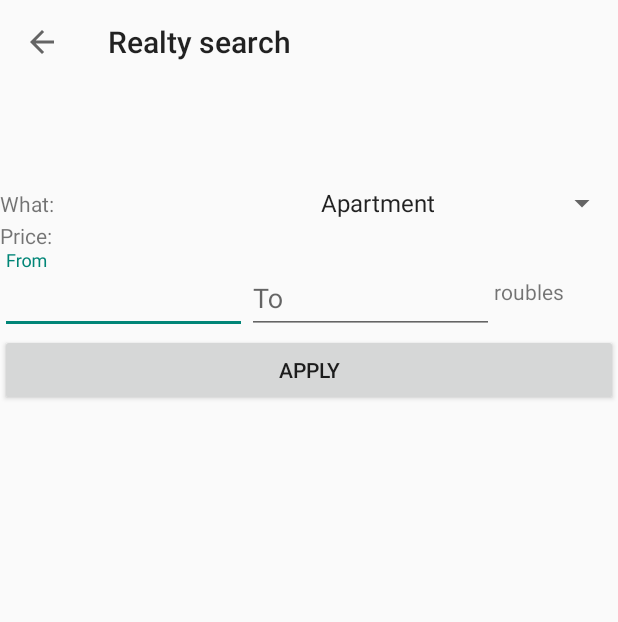
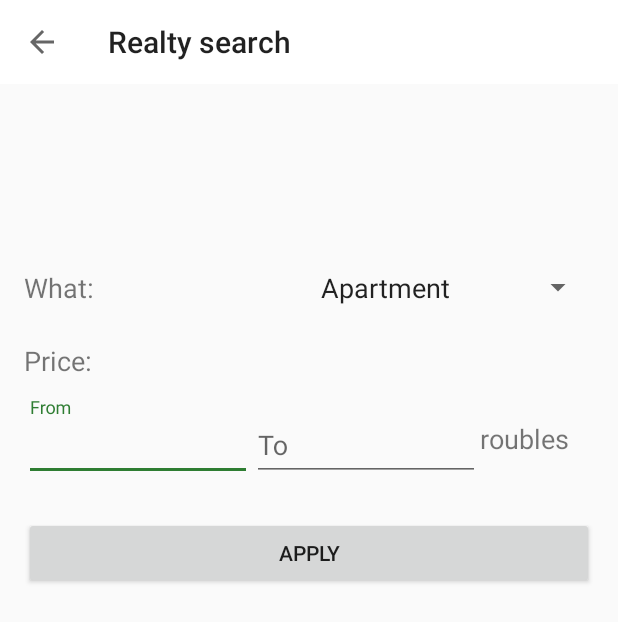
Before and after one commit to marwinxxii/android-rx-ui-sample, an Android app: the FiltersActivity screen opened directly, with no data from a screen before it, on a phone screen of 412 x 824 dp. Shown: the top 622 px of the screen. Run offline under Robolectric (Android 15) with nearby library versions, the phone set to English and light mode, and no system bars; our stand-ins replace ButterKnife; plain views replace SegmentedGroup; 6 statements that could not run were skipped.

Commit message:
Better styles for filters.

```diff
--- a/app/src/main/res/layout/view_filters.xml
+++ b/app/src/main/res/layout/view_filters.xml
@@ -1,17 +1,15 @@
 <?xml version="1.0" encoding="utf-8"?>
 <LinearLayout xmlns:android="http://schemas.android.com/apk/res/android"
-    xmlns:segmentedgroup="http://schemas.android.com/apk/res-auto"
     android:layout_width="match_parent"
     android:layout_height="match_parent"
     android:orientation="vertical">
 
     <info.hoang8f.android.segmented.SegmentedGroup
         android:id="@+id/deal_type"
+        style="@style/SegmentedGroup"
         android:layout_width="match_parent"
         android:layout_height="wrap_content"
-        android:orientation="horizontal"
-        segmentedgroup:sc_border_width="1dp"
-        segmentedgroup:sc_corner_radius="5dp">
+        android:layout_marginBottom="@dimen/filters_vert_space">
 
         <RadioButton
             android:id="@+id/deal_type_buy"
@@ -34,6 +32,7 @@
     <LinearLayout
         android:layout_width="match_parent"
         android:layout_height="wrap_content"
+        android:layout_marginBottom="@dimen/filters_vert_space"
         android:orientation="horizontal">
 
         <TextView
@@ -54,11 +53,13 @@
     <TextView
         android:layout_width="wrap_content"
         android:layout_height="wrap_content"
+        android:layout_marginBottom="@dimen/filters_vert_space_half"
         android:text="@string/price" />
 
     <LinearLayout
         android:layout_width="match_parent"
         android:layout_height="wrap_content"
+        android:layout_marginBottom="@dimen/filters_vert_space"
         android:orientation="horizontal">
 
         <android.support.design.widget.TextInputLayout
--- a/app/src/main/res/values/styles.xml
+++ b/app/src/main/res/values/styles.xml
@@ -1,6 +1,11 @@
 <resources>
 
+    <color name="primary">#4caf50</color>
+    <color name="primary_accent">#2e7d32</color>
+
     <style name="BaseTheme" parent="Theme.AppCompat.Light">
+        <item name="colorPrimary">@color/primary</item>
+        <item name="colorAccent">@color/primary_accent</item>
     </style>
 
     <!-- Base application theme. -->
@@ -8,18 +13,30 @@
         <!-- Customize your theme here. -->
         <item name="windowActionBar">false</item>
         <item name="windowNoTitle">true</item>
-        <item name="android:actionBarStyle">@style/Toolbar</item>
+        <item name="toolbarStyle">@style/Toolbar</item>
     </style>
 
     <style name="MainActivity" parent="BaseTheme" />
 
-    <style name="Toolbar">
+    <style name="Toolbar" parent="Widget.AppCompat.Toolbar">
         <item name="android:background">@android:color/white</item>
+    </style>
+
+    <style name="SegmentedGroup">
+        <item name="android:radioButtonStyle">@style/SegmentedButton</item>
+        <item name="android:orientation">horizontal</item>
+        <item name="sc_border_width">1dp</item>
+        <item name="sc_corner_radius">5dp</item>
+        <item name="sc_tint_color">@color/primary</item>
+        <item name="sc_checked_text_color">@android:color/black</item>
     </style>
 
     <style name="SegmentedButton">
         <item name="android:button">@null</item>
         <item name="android:gravity">center</item>
+        <item name="android:textColor">@android:color/black</item>
+        <item name="android:paddingTop">8dp</item>
+        <item name="android:paddingBottom">8dp</item>
     </style>
 
     <style name="Price">
@@ -30,4 +47,25 @@
         <item name="android:singleLine">true</item>
     </style>
 
+    <dimen name="padding_hor">16dp</dimen>
+    <dimen name="padding_vert">16dp</dimen>
+
+    <style name="Filters">
+        <item name="android:paddingTop">@dimen/padding_vert</item>
+        <item name="android:paddingBottom">@dimen/padding_vert</item>
+        <item name="android:paddingLeft">@dimen/padding_hor</item>
+        <item name="android:paddingRight">@dimen/padding_hor</item>
+        <item name="android:theme">@style/Filters_Theme</item>
+    </style>
+
+    <style name="Filters_Theme">
+        <item name="android:textViewStyle">@style/Filters.Label</item>
+    </style>
+
+    <style name="Filters.Label" parent="android:Widget.TextView">
+        <item name="android:textSize">18sp</item>
+    </style>
+
+    <dimen name="filters_vert_space">24dp</dimen>
+    <dimen name="filters_vert_space_half">12dp</dimen>
 </resources>
```
